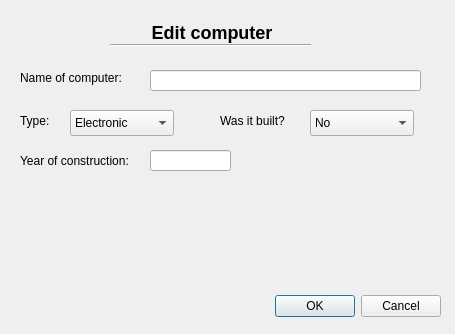
First picture: the form in editcomputer.ui, repository Hopur-50/Verkefni3, before the edit.
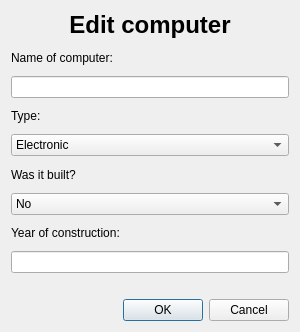
Second picture: the form after the edit.

Commit message: Added layout changes to mainwindow

```diff
--- a/editcomputer.ui
+++ b/editcomputer.ui
@@ -6,51 +6,66 @@
    <rect>
     <x>0</x>
     <y>0</y>
-    <width>455</width>
-    <height>334</height>
+    <width>300</width>
+    <height>332</height>
    </rect>
   </property>
   <property name="windowTitle">
    <string>Dialog</string>
   </property>
-  <widget class="QDialogButtonBox" name="buttonOkCancel">
-   <property name="geometry">
-    <rect>
-     <x>100</x>
-     <y>290</y>
-     <width>341</width>
-     <height>32</height>
-    </rect>
-   </property>
-   <property name="orientation">
-    <enum>Qt::Horizontal</enum>
-   </property>
-   <property name="standardButtons">
-    <set>QDialogButtonBox::Cancel|QDialogButtonBox::Ok</set>
-   </property>
-  </widget>
+  <layout class="QVBoxLayout" name="verticalLayout">
+   <item alignment="Qt::AlignHCenter">
+    <widget class="QLabel" name="label_4">
+     <property name="text">
+      <string>&lt;html&gt;&lt;head/&gt;&lt;body&gt;&lt;p align=&quot;center&quot;&gt;&lt;span style=&quot; font-size:18pt; font-weight:600;&quot;&gt;Edit computer&lt;/span&gt;&lt;/p&gt;&lt;/body&gt;&lt;/html&gt;</string>
+     </property>
+    </widget>
+   </item>
+   <item>
   <widget class="QLabel" name="label">
-   <property name="geometry">
-    <rect>
-     <x>20</x>
-     <y>70</y>
-     <width>131</width>
-     <height>16</height>
-    </rect>
-   </property>
    <property name="text">
     <string>Name of computer:</string>
    </property>
   </widget>
+   </item>
+   <item>
+    <widget class="QLineEdit" name="lineNameComputer"/>
+   </item>
+   <item>
+    <widget class="QLabel" name="label_2">
+     <property name="text">
+      <string>Type:</string>
+     </property>
+    </widget>
+   </item>
+   <item>
+    <widget class="QComboBox" name="comboBox">
+     <item>
+      <property name="text">
+       <string>Electronic</string>
+      </property>
+     </item>
+     <item>
+      <property name="text">
+       <string>Mechanical</string>
+      </property>
+     </item>
+     <item>
+      <property name="text">
+       <string>Transistored</string>
+      </property>
+     </item>
+    </widget>
+   </item>
+   <item>
+    <widget class="QLabel" name="label_3">
+     <property name="text">
+      <string>Was it built?</string>
+     </property>
+    </widget>
+   </item>
+   <item>
   <widget class="QComboBox" name="comboWasItBuilt">
-   <property name="geometry">
-    <rect>
-     <x>310</x>
-     <y>110</y>
-     <width>104</width>
-     <height>26</height>
-    </rect>
-   </property>
    <item>
     <property name="text">
      <string>No</string>
@@ -62,31 +77,19 @@
     </property>
    </item>
   </widget>
+   </item>
+   <item>
   <widget class="QLabel" name="label_5">
-   <property name="geometry">
-    <rect>
-     <x>20</x>
-     <y>150</y>
-     <width>131</width>
-     <height>21</height>
-    </rect>
-   </property>
    <property name="text">
     <string>Year of construction: </string>
    </property>
   </widget>
+   </item>
+   <item>
   <widget class="QLineEdit" name="lineYearOfConstruction">
    <property name="enabled">
     <bool>true</bool>
    </property>
-   <property name="geometry">
-    <rect>
-     <x>150</x>
-     <y>150</y>
-     <width>81</width>
-     <height>21</height>
-    </rect>
-   </property>
    <property name="inputMethodHints">
     <set>Qt::ImhDigitsOnly|Qt::ImhPreferNumbers</set>
    </property>
@@ -94,89 +97,31 @@
     <bool>false</bool>
    </property>
   </widget>
-  <widget class="QLabel" name="label_2">
-   <property name="geometry">
-    <rect>
-     <x>20</x>
-     <y>110</y>
-     <width>59</width>
-     <height>21</height>
-    </rect>
-   </property>
-   <property name="text">
-    <string>Type:</string>
-   </property>
-  </widget>
-  <widget class="QLineEdit" name="lineNameComputer">
-   <property name="geometry">
-    <rect>
-     <x>150</x>
-     <y>70</y>
-     <width>271</width>
-     <height>21</height>
-    </rect>
-   </property>
-  </widget>
-  <widget class="QLabel" name="label_3">
-   <property name="geometry">
-    <rect>
-     <x>220</x>
-     <y>110</y>
-     <width>91</width>
-     <height>21</height>
-    </rect>
-   </property>
-   <property name="text">
-    <string>Was it built?</string>
-   </property>
-  </widget>
-  <widget class="QLabel" name="label_4">
-   <property name="geometry">
-    <rect>
-     <x>110</x>
-     <y>20</y>
-     <width>201</width>
-     <height>51</height>
-    </rect>
-   </property>
-   <property name="frameShape">
-    <enum>QFrame::HLine</enum>
-   </property>
-   <property name="frameShadow">
-    <enum>QFrame::Sunken</enum>
-   </property>
-   <property name="text">
-    <string>&lt;html&gt;&lt;head/&gt;&lt;body&gt;&lt;p align=&quot;center&quot;&gt;&lt;span style=&quot; font-size:x-large; font-weight:600; color:#000000;&quot;&gt;Edit computer&lt;/span&gt;&lt;/p&gt;&lt;p&gt;&lt;br/&gt;&lt;/p&gt;&lt;/body&gt;&lt;/html&gt;</string>
-   </property>
-   <property name="textFormat">
-    <enum>Qt::RichText</enum>
-   </property>
-  </widget>
-  <widget class="QComboBox" name="comboBox">
-   <property name="geometry">
-    <rect>
-     <x>70</x>
-     <y>110</y>
-     <width>104</width>
-     <height>26</height>
-    </rect>
-   </property>
-   <item>
-    <property name="text">
-     <string>Electronic</string>
-    </property>
    </item>
    <item>
-    <property name="text">
-     <string>Mechanical</string>
-    </property>
+    <spacer name="horizontalSpacer">
+     <property name="orientation">
+      <enum>Qt::Horizontal</enum>
+     </property>
+     <property name="sizeHint" stdset="0">
+      <size>
+       <width>40</width>
+       <height>20</height>
+      </size>
+     </property>
+    </spacer>
    </item>
    <item>
-    <property name="text">
-     <string>Transistored</string>
-    </property>
-   </item>
-  </widget>
+    <widget class="QDialogButtonBox" name="buttonOkCancel">
+     <property name="orientation">
+      <enum>Qt::Horizontal</enum>
+     </property>
+     <property name="standardButtons">
+      <set>QDialogButtonBox::Cancel|QDialogButtonBox::Ok</set>
+     </property>
+    </widget>
+   </item>
+  </layout>
  </widget>
  <resources/>
  <connections>
```
Lines whose indentation alone changed are shown as unchanged. The commit also changes 2 other files.
